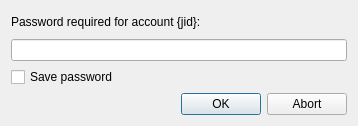
This is data/dlg_password_prompt.ui in jabbercat/jabbercat as Qt 5 draws it before an edit. The edited form follows.
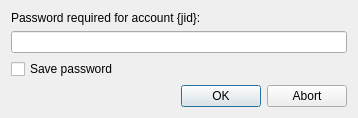
This is the edited form.

What changed in the file:
```diff
--- a/data/dlg_password_prompt.ui
+++ b/data/dlg_password_prompt.ui
@@ -7,7 +7,7 @@
     <x>0</x>
     <y>0</y>
     <width>358</width>
-    <height>126</height>
+    <height>114</height>
    </rect>
   </property>
   <property name="windowTitle">
```
Left out of the diff: 2 changed lines with no effect on the pictures.
